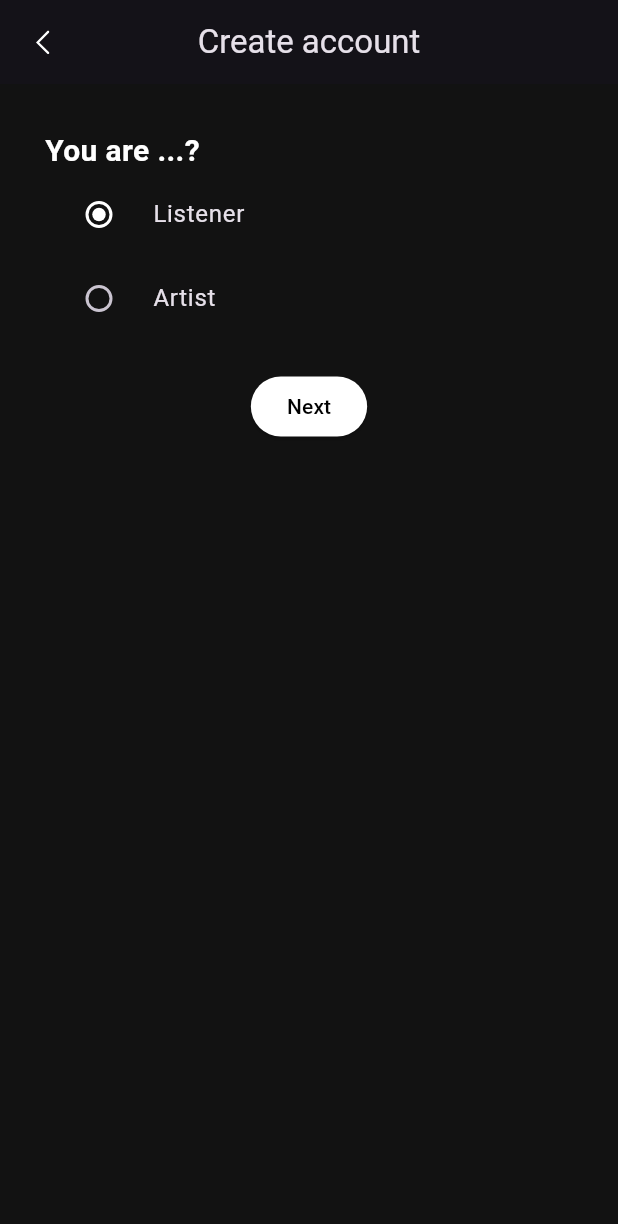
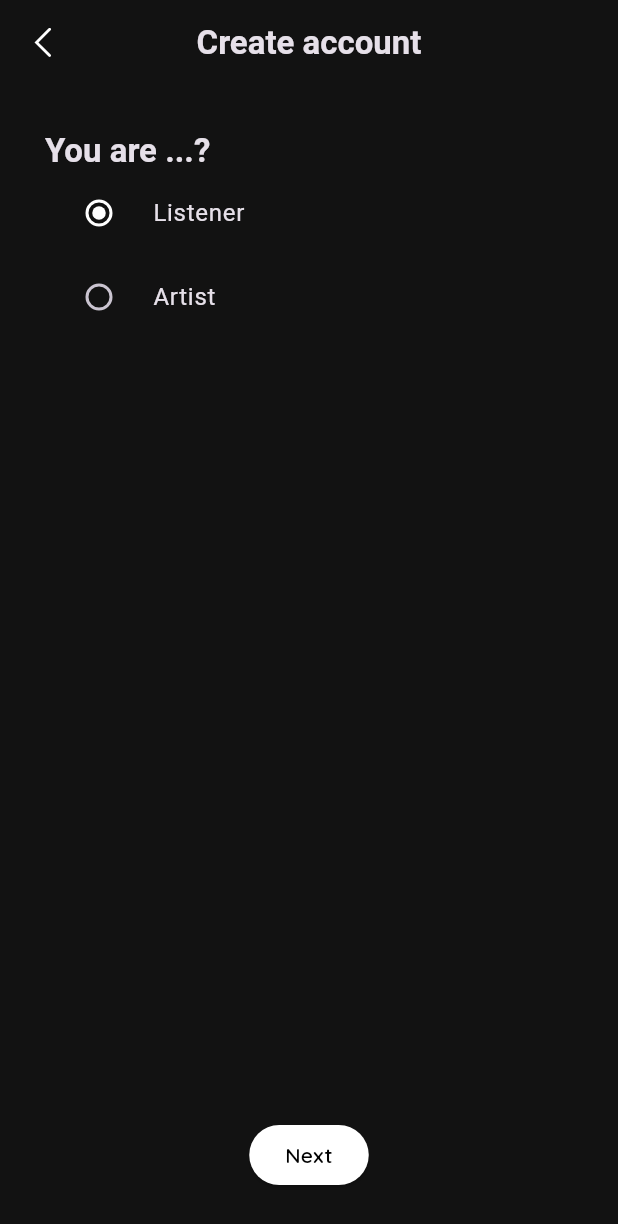
Before and after one commit to huyycp/MusicStreamingApp, a Flutter app: the SignUpStep5View screen opened by its route, on a phone screen of 412 x 824 dp. Shown: the top 1224 px of the screen. Run offline on Flutter 3.47's test engine with Material 3 defaults, Android fonts, the light colour scheme and no system bars; our stand-ins replace dio, flutter_dotenv, flutter_riverpod, flutter_secure_storage, flutter_svg, go_router and 2 more; missing offline and left inert: otp_pin_field, password_text_field; accounts and stored records are empty; network calls fail.

Commit message:
feat: [MB][UI] add text theme

```diff
--- a/mobile/lib/theme/text_theme.dart
+++ b/mobile/lib/theme/text_theme.dart
@@ -2,7 +2,149 @@ import 'package:flutter/material.dart';
 import 'package:google_fonts/google_fonts.dart';
 
 class BaseTextTheme {
+  BaseTextTheme._();
+
   static final textTheme = TextTheme(
+    displayLarge: DISPLAY_LARGE,
+    displayMedium: DISPLAY_MEDIUM,
+    displaySmall: DISPLAY_SMALL,
+    headlineLarge: HEADLINE_LARGE,
+    headlineMedium: HEADLINE_MEDIUM,
+    headlineSmall: HEADLINE_SMALL,
+    titleLarge: TITLE_LARGE,
+    titleMedium: TITLE_MEDIUM,
+    titleSmall: TITLE_SMALL,
+    bodyLarge: BODY_LARGE,
+    bodyMedium: BODY_MEDIUM,
+    bodySmall: BODY_SMALL,
+    labelLarge: LABEL_LARGE,
+    labelMedium: LABEL_MEDIUM,
+    labelSmall: LABEL_SMALL,
+  );
 
+  static final DISPLAY_LARGE = GoogleFonts.roboto(
+    fontWeight: FontWeight.w600,
+    fontSize: 57,
+    height: 64/57,
+    letterSpacing: -0.25,
+  );
+
+  static final DISPLAY_MEDIUM = GoogleFonts.roboto(
+    fontWeight: FontWeight.w600,
+    fontSize: 45,
+    height: 52/45,
+    letterSpacing: 0,
+  );
+
+  static final DISPLAY_SMALL = GoogleFonts.roboto(
+    fontWeight: FontWeight.w600,
+    fontSize: 36,
+    height: 44/36,
+    letterSpacing: 0,
+  );
+
+  static final HEADLINE_LARGE = GoogleFonts.roboto(
+    fontWeight: FontWeight.w600,
+    fontSize: 32,
+    height: 40/32,
+    letterSpacing: 0,
+  );
+
+  static final HEADLINE_MEDIUM = GoogleFonts.roboto(
+    fontWeight: FontWeight.w400,
+    fontSize: 28,
+    height: 36/28,
+    letterSpacing: 0,
+  );
+
+  static final HEADLINE_SMALL = GoogleFonts.roboto(
+    fontWeight: FontWeight.w400,
+    fontSize: 24,
+    height: 32/24,
+    letterSpacing: 0,
+  );
+
+  static final TITLE_LARGE = GoogleFonts.roboto(
+    fontWeight: FontWeight.w600,
+    fontSize: 22,
+    height: 28/22,
+    letterSpacing: 0,
+  );
+
+  static final TITLE_MEDIUM = GoogleFonts.roboto(
+    fontWeight: FontWeight.w600,
+    fontSize: 16,
+    height: 24/16,
+    letterSpacing: 0.15,
+  );
+
+  static final TITLE_MEDIUM_BOLD = GoogleFonts.roboto(
+    fontWeight: FontWeight.w700,
+    fontSize: 16,
+    height: 24/16,
+    letterSpacing: 0.15,
+  );
+
+  static final TITLE_SMALL = GoogleFonts.roboto(
+    fontWeight: FontWeight.w600,
+    fontSize: 14,
+    height: 20/14,
+    letterSpacing: 0.1,
+  );
+
+  static final BODY_LARGE = GoogleFonts.roboto(
+    fontWeight: FontWeight.w400,
+    fontSize: 16,
+    height: 24/16,
+    letterSpacing: 0.5,
+  );
+
+  static final BODY_MEDIUM = GoogleFonts.roboto(
+    fontWeight: FontWeight.w400,
+    fontSize: 14,
+    height: 20/14,
+    letterSpacing: 0.25,
+  );
+
+  static final BODY_SMALL = GoogleFonts.roboto(
+    fontWeight: FontWeight.w400,
+    fontSize: 12,
+    height: 16/12,
+    letterSpacing: 0.4,
+  );
+
+  static final LABEL_BUTTON = GoogleFonts.quicksand(
+    fontWeight: FontWeight.w600,
+    fontSize: 14,
+    height: 20/14,
+    letterSpacing: 0.1,
+  );
+
+  static final LABEL_LARGE = GoogleFonts.quicksand(
+    fontWeight: FontWeight.w400,
+    fontSize: 14,
+    height: 20/14,
+    letterSpacing: 0.1,
+  );
+
+  static final LABEL_MEDIUM = GoogleFonts.quicksand(
+    fontWeight: FontWeight.w400,
+    fontSize: 12,
+    height: 16/12,
+    letterSpacing: 0.5,
+  );
+
+  static final LABEL_MEDIUM_SEMIBOLD = GoogleFonts.quicksand(
+    fontWeight: FontWeight.w600,
+    fontSize: 12,
+    height: 16/12,
+    letterSpacing: 0.5,
+  );
+
+  static final LABEL_SMALL = GoogleFonts.quicksand(
+    fontWeight: FontWeight.w400,
+    fontSize: 11,
+    height: 16/11,
+    letterSpacing: 0.5,
   );
 }
--- a/mobile/lib/views/sign_up/sign_up_step_5_view.dart
+++ b/mobile/lib/views/sign_up/sign_up_step_5_view.dart
@@ -1,12 +1,12 @@
 import 'package:flutter/material.dart';
 import 'package:flutter_riverpod/flutter_riverpod.dart';
-import 'package:flutter_svg/svg.dart';
 import 'package:go_router/go_router.dart';
 import 'package:mobile/data/dto/register_dto.dart';
 import 'package:mobile/utils/capitalize.dart';
 import 'package:mobile/views/sign_up/sign_up_view_model.dart';
 import 'package:mobile/views/sign_up/widgets/forward_button.dart';
 import 'package:mobile/widgets/base_container.dart';
+import 'package:mobile/views/sign_up/widgets/sign_up_app_bar.dart';
 
 class SignUpStep5View extends ConsumerStatefulWidget {
   const SignUpStep5View({super.key});
@@ -19,21 +19,8 @@ class _SignUpStep5State extends ConsumerState<SignUpStep5View> {
   @override
   Widget build(BuildContext context) {
     return Scaffold(
-      appBar: _appBar(),
+      appBar: SignUpAppBar(text: 'Create account', context: context),
       body: _body(),
-    );
-  }
-
-  AppBar _appBar() {
-    return AppBar(
-      title: const Text('Create account'),
-      centerTitle: true,
-      leading: IconButton(
-        icon: SvgPicture.asset('assets/icons/ic_chevron_left.svg'),
-        onPressed: () {
-          context.pop();
-        },
-      ),
     );
   }
 
@@ -42,13 +29,17 @@ class _SignUpStep5State extends ConsumerState<SignUpStep5View> {
       padding: const EdgeInsets.all(30),
       child: Column(
         children: [
-          Column(
-            crossAxisAlignment: CrossAxisAlignment.start,
-            children: [
-              const Text('You are ...?', style: TextStyle(fontSize: 20, color: Colors.white, fontWeight: FontWeight.bold)),
-              _roleSelect(),
-              const SizedBox(height: 20),
-            ],
+          Expanded(
+            child: Column(
+              crossAxisAlignment: CrossAxisAlignment.start,
+              children: [
+                Text(
+                  'You are ...?',
+                  style: Theme.of(context).textTheme.titleLarge
+                ),
+                _roleSelect(),
+              ],
+            ),
           ),
           _forwardBtn(),
         ],
@@ -60,7 +51,10 @@ class _SignUpStep5State extends ConsumerState<SignUpStep5View> {
     return Column(
       mainAxisSize: MainAxisSize.min,
       children: UserRole.values.map((value) => RadioListTile<UserRole>(
-        title: Text(capitalize(value.name)),
+        title: Text(
+          capitalize(value.name),
+          style: Theme.of(context).textTheme.bodyLarge
+        ),
         value: value,
         activeColor: Colors.white,
         shape: RoundedRectangleBorder(
--- a/mobile/lib/views/sign_up/widgets/forward_button.dart
+++ b/mobile/lib/views/sign_up/widgets/forward_button.dart
@@ -1,5 +1,6 @@
 import 'package:flutter/material.dart';
 import 'package:flutter_riverpod/flutter_riverpod.dart';
+import 'package:mobile/theme/text_theme.dart';
 
 class ForwardButton extends ConsumerWidget {
   final void Function()? onPressed;
@@ -15,7 +16,10 @@ class ForwardButton extends ConsumerWidget {
         backgroundColor: Color(0xFFFFFFFF),
         disabledBackgroundColor: Color(0xFF535353),
       ),
-      child: const Text('Next'),
+      child: Text(
+        'Next',
+        style: BaseTextTheme.LABEL_BUTTON,
+      ),
     );
   }
 }
--- /dev/null
+++ b/mobile/lib/views/sign_up/widgets/sign_up_app_bar.dart
@@ -0,0 +1,26 @@
+import 'package:flutter/material.dart';
+import 'package:go_router/go_router.dart';
+import 'package:mobile/widgets/dynamic_image.dart';
+
+class SignUpAppBar extends AppBar {
+  final String text;
+  final BuildContext context;
+  SignUpAppBar({
+    required this.text,
+    required this.context,
+    super.key
+  }) : super(
+    title: Text(
+      text,
+      style: Theme.of(context).textTheme.titleLarge,
+    ),
+    centerTitle: true,
+    leading: IconButton(
+      icon: DynamicImage('assets/icons/ic_chevron_left.svg', width: 20, height: 20),
+      onPressed: () {
+        context.pop();
+      },
+    ),
+    backgroundColor: Colors.transparent,
+  );
+}
--- /dev/null
+++ b/mobile/lib/widgets/dynamic_image.dart
@@ -0,0 +1,91 @@
+import 'package:flutter/material.dart';
+import 'package:flutter_svg/flutter_svg.dart';
+
+class DynamicImage extends StatelessWidget {
+  final String url;
+  final double width;
+  final double height;
+  final BorderRadius borderRadius;
+  final bool isCircle;
+  final Widget placeHolder;
+  Color? color;
+
+  DynamicImage(
+    this.url, {
+    super.key,
+    this.width = double.infinity,
+    this.height = double.infinity,
+    this.borderRadius = BorderRadius.zero,
+    this.isCircle = false,
+    this.placeHolder = const SizedBox.shrink(),
+    this.color,
+  });
+
+  @override
+  Widget build(BuildContext context) {
+    final imageType = url.substring(url.lastIndexOf('.') + 1);
+    Widget image = Container(color: Colors.amber);
+    switch (imageType) {
+      case 'svg':
+        {
+          if (url.startsWith('http')) {
+            image = SvgPicture.network(
+              url,
+              width: width,
+              height: height,
+              fit: BoxFit.cover,
+              color: color,
+            );
+          } else {
+            image = SvgPicture.asset(
+              url,
+              width: width,
+              height: height,
+              fit: BoxFit.cover,
+              color: color,
+            );
+          }
+        }
+      default:
+        {
+          if (url.startsWith('http')) {
+            image = Image.network(
+              url,
+              width: width,
+              height: height,
+              fit: BoxFit.cover,
+              color: color,
+              errorBuilder: (context, error, stackTrace) =>
+                  Container(color: Colors.grey),
+            );
+          } else {
+            image = Image.asset(
+              url,
+              width: width,
+              height: height,
+              fit: BoxFit.cover,
+              color: color,
+              errorBuilder: (context, error, stackTrace) =>
+                  Container(color: Colors.grey),
+            );
+          }
+        }
+    }
+    return isCircle
+      ? SizedBox(
+          width: width,
+          height: height,
+          child: ClipOval(
+            child: image,
+          ),
+        )
+      : SizedBox(
+          width: width,
+          height: height,
+          child: ClipRRect(
+            borderRadius: borderRadius,
+            child: image,
+          ),
+        );
+  }
+}
```
Also changed, not shown: mobile/lib/views/auth_methods/auth_methods_view.dart (+15 -17 lines), mobile/lib/views/sign_up/sign_up_step_1_view.dart (+10 -17 lines), mobile/lib/views/sign_up/sign_up_step_2_view.dart (+6 -16 lines), mobile/lib/views/sign_up/sign_up_step_3_view.dart (+8 -17 lines), mobile/lib/views/sign_up/sign_up_step_4_view.dart (+10 -17 lines), mobile/lib/views/sign_up/widgets/gender_item.dart (+0 -9 lines).
